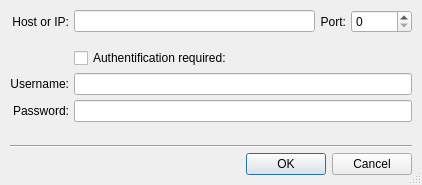
Old version of the form trunk/src/libraries/OEG/Qt/forms/configure-proxy.ui in the repository BackupTheBerlios/open-egov-svn.
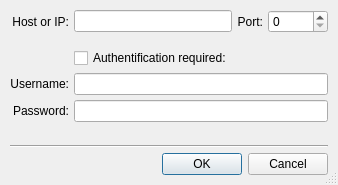
New version of the form.

The edit to the form file:
```diff
--- a/trunk/src/libraries/OEG/Qt/forms/configure-proxy.ui
+++ b/trunk/src/libraries/OEG/Qt/forms/configure-proxy.ui
@@ -7,7 +7,7 @@
    <rect>
     <x>0</x>
     <y>0</y>
-    <width>422</width>
+    <width>320</width>
     <height>185</height>
    </rect>
   </property>
```
Left out of the diff: 8 changed lines with no effect on the pictures.
